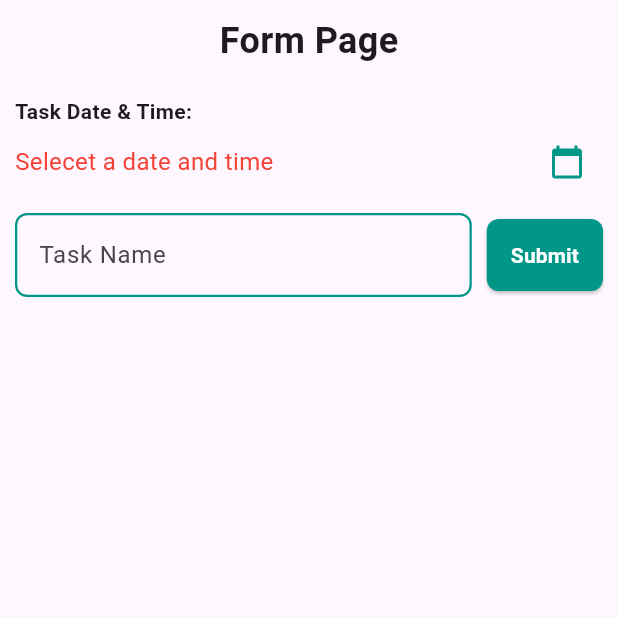
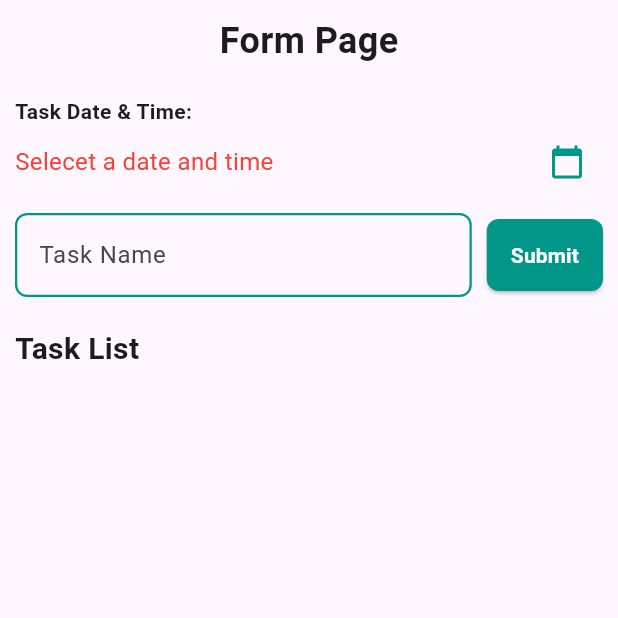
Before and after one commit to Rangga857/TodoApp_0150, a Flutter app: the screen it shows after launch, on a phone screen of 412 x 824 dp, the top half of it. Run offline on Flutter 3.47's test engine with Material 3 defaults, Android fonts, the phone set to English and light mode, and no system bars.

Commit message:
Add teks sebagai judul listview

```diff
--- a/lib/todoapp.dart
+++ b/lib/todoapp.dart
@@ -217,7 +217,15 @@ class _TodoPageState extends State<TodoPage> {
                     ),
                   ],
                 )
-              )
+              ),
+              SizedBox(height: 20),
+              Text(
+                "Task List",
+                style: TextStyle(
+                  fontSize: 20,
+                  fontWeight: FontWeight.bold
+                ),
+              ),
             ]
           ),
         )
```
